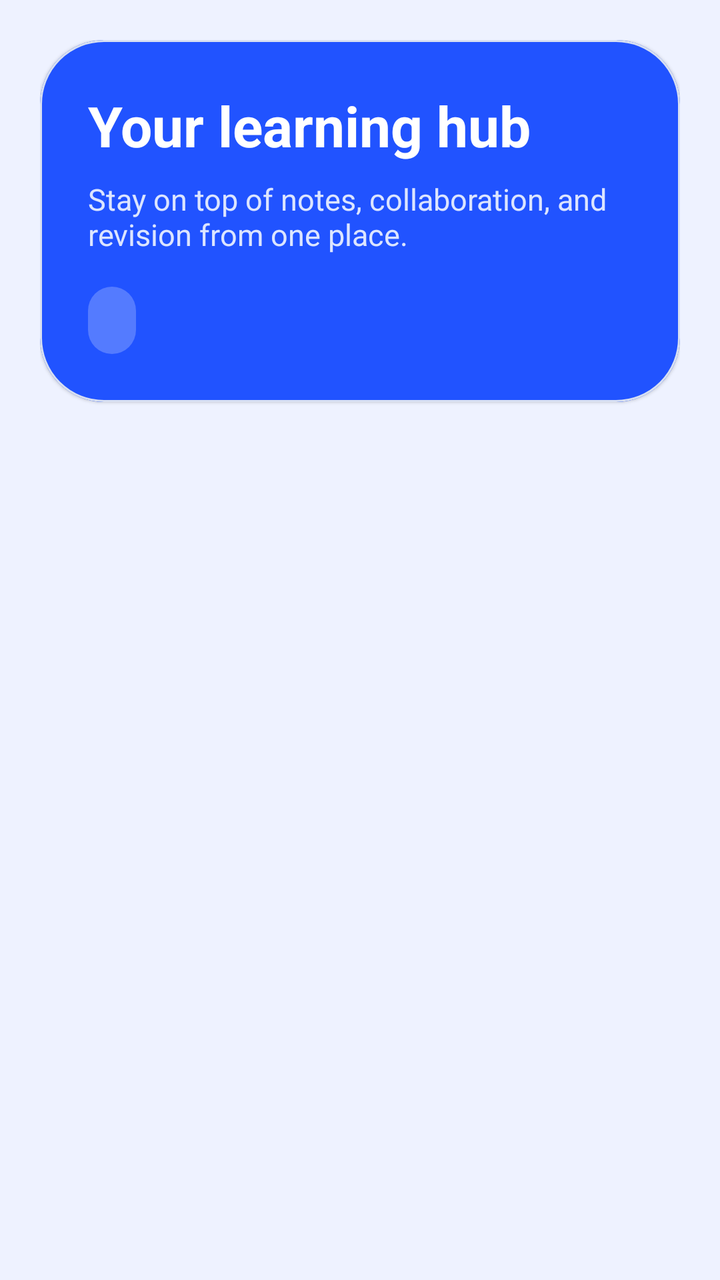
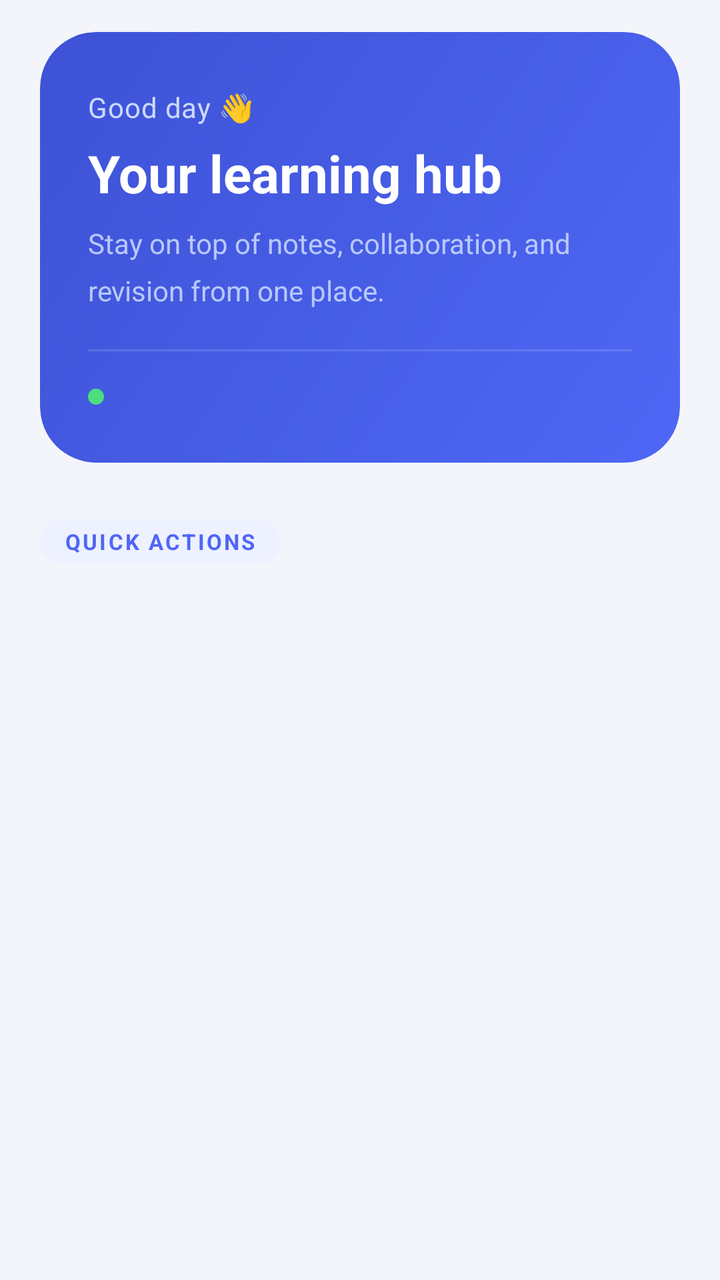

Compare the two renders of this Android layout. The source of the first and the diff that turns it into the second are given below.
<!-- AndroidManifest.xml: application theme Theme.AIStudyBuddy -->
<!-- res/layout/fragment_home.xml -->
<?xml version="1.0" encoding="utf-8"?>
<androidx.core.widget.NestedScrollView xmlns:android="http://schemas.android.com/apk/res/android"
    xmlns:app="http://schemas.android.com/apk/res-auto"
    android:layout_width="match_parent"
    android:layout_height="match_parent"
    android:background="@color/brand_background"
    android:fillViewport="true">

    <LinearLayout
        android:layout_width="match_parent"
        android:layout_height="wrap_content"
        android:orientation="vertical"
        android:padding="20dp">

        <com.google.android.material.card.MaterialCardView
            android:id="@+id/headerCard"
            android:layout_width="match_parent"
            android:layout_height="wrap_content"
            app:cardBackgroundColor="@color/brand_primary"
            app:cardCornerRadius="32dp">

            <LinearLayout
                android:layout_width="match_parent"
                android:layout_height="wrap_content"
                android:orientation="vertical"
                android:padding="24dp">

                <TextView
                    android:layout_width="wrap_content"
                    android:layout_height="wrap_content"
                    android:text="@string/dashboard_heading"
                    android:textColor="@color/white"
                    android:textSize="28sp"
                    android:textStyle="bold" />

                <TextView
                    android:layout_width="match_parent"
                    android:layout_height="wrap_content"
                    android:layout_marginTop="8dp"
                    android:text="@string/dashboard_subheading"
                    android:textColor="#DCE5FF"
                    android:textSize="15sp" />

                <TextView
                    android:id="@+id/textApiStatus"
                    android:layout_width="wrap_content"
                    android:layout_height="wrap_content"
                    android:layout_marginTop="16dp"
                    android:background="@drawable/bg_status_chip"
                    android:paddingStart="12dp"
                    android:paddingTop="8dp"
                    android:paddingEnd="12dp"
                    android:paddingBottom="8dp"
                    android:textColor="@color/white"
                    android:textSize="13sp" />
            </LinearLayout>
        </com.google.android.material.card.MaterialCardView>

        <androidx.recyclerview.widget.RecyclerView
            android:id="@+id/recyclerDashboard"
            android:layout_width="match_parent"
            android:layout_height="wrap_content"
            android:layout_marginTop="20dp"
            android:nestedScrollingEnabled="false" />

    </LinearLayout>
</androidx.core.widget.NestedScrollView>
<!-- resources referenced by this layout -->
<resources>
  <color name="brand_background">#EEF2FF</color>
  <color name="brand_primary">#2153FF</color>
  <color name="white">#FFFFFFFF</color>
  <!-- drawable bg_status_chip (drawable) -->
  <?xml version="1.0" encoding="utf-8"?>
  <shape xmlns:android="http://schemas.android.com/apk/res/android">
      <solid android:color="#3BFFFFFF" />
      <corners android:radius="18dp" />
  </shape>
  <string name="dashboard_heading">Your learning hub</string>
  <string name="dashboard_subheading">Stay on top of notes, collaboration, and revision from one place.</string>
  <style name="Theme.AIStudyBuddy" parent="Base.Theme.AIStudyBuddy" />
  <style name="Base.Theme.AIStudyBuddy" parent="Theme.Material3.DayNight.NoActionBar">
          <item name="colorPrimary">@color/brand_primary</item>
          <item name="colorOnPrimary">@color/brand_on_primary</item>
          <item name="colorSecondary">@color/brand_secondary</item>
          <item name="colorSurface">@color/brand_surface</item>
          <item name="colorSurfaceContainerLow">@color/brand_surface</item>
          <item name="android:windowBackground">@color/brand_background</item>
          <item name="android:statusBarColor">@android:color/transparent</item>
          <item name="android:navigationBarColor">@color/brand_card</item>
          <item name="android:windowLightStatusBar">true</item>
          <item name="materialCardViewStyle">@style/Widget.AIStudyBuddy.CardView</item>
          <item name="shapeAppearanceMediumComponent">@style/ShapeAppearance.AIStudyBuddy.Medium</item>
      </style>
  <color name="brand_on_primary">#FFFFFF</color>
  <color name="brand_secondary">#14B8A6</color>
  <color name="brand_surface">#F5F7FF</color>
  <color name="brand_card">#FFFFFFFF</color>
  <style name="Widget.AIStudyBuddy.CardView" parent="Widget.Material3.CardView.Elevated">
          <item name="strokeColor">@color/brand_outline</item>
          <item name="strokeWidth">1dp</item>
          <item name="cardBackgroundColor">@color/brand_card</item>
      </style>
  <style name="ShapeAppearance.AIStudyBuddy.Medium" parent="ShapeAppearance.Material3.MediumComponent">
          <item name="cornerFamily">rounded</item>
          <item name="cornerSize">24dp</item>
      </style>
  <color name="brand_outline">#D8E0F2</color>
</resources>

<!-- the commit's change to res/layout/fragment_home.xml (unified diff, before → after) -->
@@ -10,58 +10,118 @@
         android:layout_width="match_parent"
         android:layout_height="wrap_content"
         android:orientation="vertical"
-        android:padding="20dp">
+        android:paddingStart="20dp"
+        android:paddingTop="16dp"
+        android:paddingEnd="20dp"
+        android:paddingBottom="28dp">
 
+        
         <com.google.android.material.card.MaterialCardView
             android:id="@+id/headerCard"
             android:layout_width="match_parent"
             android:layout_height="wrap_content"
-            app:cardBackgroundColor="@color/brand_primary"
-            app:cardCornerRadius="32dp">
+            app:cardBackgroundColor="@android:color/transparent"
+            app:cardCornerRadius="28dp"
+            app:cardElevation="0dp"
+            app:strokeWidth="0dp">
 
             <LinearLayout
                 android:layout_width="match_parent"
                 android:layout_height="wrap_content"
+                android:background="@drawable/bg_header_gradient"
                 android:orientation="vertical"
-                android:padding="24dp">
+                android:paddingStart="24dp"
+                android:paddingTop="28dp"
+                android:paddingEnd="24dp"
+                android:paddingBottom="24dp">
 
+                
                 <TextView
                     android:layout_width="wrap_content"
                     android:layout_height="wrap_content"
+                    android:text="Good day 👋"
+                    android:textColor="#CCDAFF"
+                    android:textSize="14sp"
+                    android:letterSpacing="0.02" />
+
+                
+                <TextView
+                    android:layout_width="wrap_content"
+                    android:layout_height="wrap_content"
+                    android:layout_marginTop="6dp"
                     android:text="@string/dashboard_heading"
                     android:textColor="@color/white"
-                    android:textSize="28sp"
-                    android:textStyle="bold" />
+                    android:textSize="26sp"
+                    android:textStyle="bold"
+                    android:lineSpacingMultiplier="1.1" />
 
+                
                 <TextView
                     android:layout_width="match_parent"
                     android:layout_height="wrap_content"
                     android:layout_marginTop="8dp"
                     android:text="@string/dashboard_subheading"
-                    android:textColor="#DCE5FF"
-                    android:textSize="15sp" />
+                    android:textColor="#B8C8FF"
+                    android:textSize="14sp"
+                    android:lineSpacingMultiplier="1.4" />
 
-                <TextView
-                    android:id="@+id/textApiStatus"
-                    android:layout_width="wrap_content"
+                
+                <View
+                    android:layout_width="match_parent"
+                    android:layout_height="1dp"
+                    android:layout_marginTop="20dp"
+                    android:background="#25FFFFFF" />
+
+                
+                <LinearLayout
+                    android:layout_width="match_parent"
                     android:layout_height="wrap_content"
-                    android:layout_marginTop="16dp"
-                    android:background="@drawable/bg_status_chip"
-                    android:paddingStart="12dp"
-                    android:paddingTop="8dp"
-                    android:paddingEnd="12dp"
-                    android:paddingBottom="8dp"
-                    android:textColor="@color/white"
-                    android:textSize="13sp" />
+                    android:layout_marginTop="14dp"
+                    android:gravity="center_vertical"
+                    android:orientation="horizontal">
+
+                    <View
+                        android:layout_width="8dp"
+                        android:layout_height="8dp"
+                        android:background="@drawable/bg_status_dot" />
+
+                    <TextView
+                        android:id="@+id/textApiStatus"
+                        android:layout_width="wrap_content"
+                        android:layout_height="wrap_content"
+                        android:layout_marginStart="8dp"
+                        android:textColor="#CCDAFF"
+                        android:textSize="13sp" />
+                </LinearLayout>
+
             </LinearLayout>
         </com.google.android.material.card.MaterialCardView>
 
+        
+        <TextView
+            android:layout_width="wrap_content"
+            android:layout_height="wrap_content"
+            android:layout_marginTop="28dp"
+            android:layout_marginBottom="4dp"
+            android:background="@drawable/bg_section_chip"
+            android:paddingStart="12dp"
+            android:paddingTop="4dp"
+            android:paddingEnd="12dp"
+            android:paddingBottom="4dp"
+            android:text="QUICK ACTIONS"
+            android:textColor="@color/brand_primary"
+            android:textSize="11sp"
+            android:textStyle="bold"
+            android:letterSpacing="0.10" />
+
+        
         <androidx.recyclerview.widget.RecyclerView
             android:id="@+id/recyclerDashboard"
             android:layout_width="match_parent"
             android:layout_height="wrap_content"
-            android:layout_marginTop="20dp"
-            android:nestedScrollingEnabled="false" />
+            android:layout_marginTop="12dp"
+            android:nestedScrollingEnabled="false"
+            android:clipToPadding="false" />
 
     </LinearLayout>
 </androidx.core.widget.NestedScrollView>
<!-- resource entries referenced after the edit -->
@@ -1,13 +1,29 @@
 <!-- resources referenced by this layout -->
 <resources>
-  <color name="brand_background">#EEF2FF</color>
-  <color name="brand_primary">#2153FF</color>
+  <color name="brand_background">#F4F5FB</color>
+  <color name="brand_primary">#4F67F5</color>
   <color name="white">#FFFFFFFF</color>
-  <!-- drawable bg_status_chip (drawable) -->
+  <!-- drawable bg_header_gradient (drawable) -->
   <?xml version="1.0" encoding="utf-8"?>
   <shape xmlns:android="http://schemas.android.com/apk/res/android">
-      <solid android:color="#3BFFFFFF" />
-      <corners android:radius="18dp" />
+      <gradient
+          android:angle="135"
+          android:endColor="#3D52D5"
+          android:startColor="#4F67F5"
+          android:type="linear" />
+      <corners android:radius="28dp" />
+  </shape>
+  <!-- drawable bg_section_chip (drawable) -->
+  <?xml version="1.0" encoding="utf-8"?>
+  <shape xmlns:android="http://schemas.android.com/apk/res/android">
+      <solid android:color="#EEF1FF" />
+      <corners android:radius="20dp" />
+  </shape>
+  <!-- drawable bg_status_dot (drawable) -->
+  <?xml version="1.0" encoding="utf-8"?>
+  <shape xmlns:android="http://schemas.android.com/apk/res/android"
+      android:shape="oval">
+      <solid android:color="#4ADE80" />
   </shape>
   <string name="dashboard_heading">Your learning hub</string>
   <string name="dashboard_subheading">Stay on top of notes, collaboration, and revision from one place.</string>
@@ -24,20 +40,22 @@
           <item name="android:windowLightStatusBar">true</item>
           <item name="materialCardViewStyle">@style/Widget.AIStudyBuddy.CardView</item>
           <item name="shapeAppearanceMediumComponent">@style/ShapeAppearance.AIStudyBuddy.Medium</item>
+          <item name="android:fontFamily">sans-serif</item>
       </style>
   <color name="brand_on_primary">#FFFFFF</color>
-  <color name="brand_secondary">#14B8A6</color>
-  <color name="brand_surface">#F5F7FF</color>
-  <color name="brand_card">#FFFFFFFF</color>
+  <color name="brand_secondary">#00A896</color>
+  <color name="brand_surface">#FAFAFA</color>
+  <color name="brand_card">#FFFFFF</color>
   <style name="Widget.AIStudyBuddy.CardView" parent="Widget.Material3.CardView.Elevated">
           <item name="strokeColor">@color/brand_outline</item>
-          <item name="strokeWidth">1dp</item>
+          <item name="strokeWidth">0dp</item>
           <item name="cardBackgroundColor">@color/brand_card</item>
+          <item name="cardElevation">2dp</item>
       </style>
   <style name="ShapeAppearance.AIStudyBuddy.Medium" parent="ShapeAppearance.Material3.MediumComponent">
           <item name="cornerFamily">rounded</item>
-          <item name="cornerSize">24dp</item>
+          <item name="cornerSize">20dp</item>
       </style>
-  <color name="brand_outline">#D8E0F2</color>
+  <color name="brand_outline">#E4E7F0</color>
 </resources>
 
